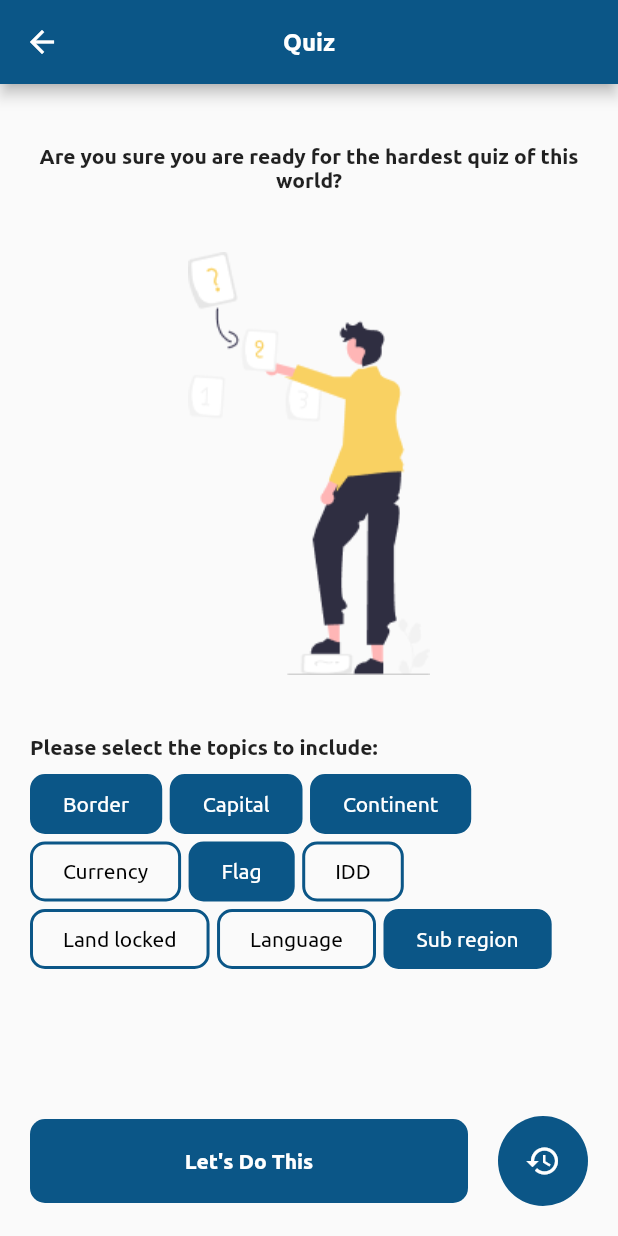
After one commit to dipanshparmar/world-quiz, a Flutter app: the QuizPage screen opened by its route, on a phone screen of 412 x 824 dp. The commit adds this screen. Run offline on Flutter 3.47's test engine with Material 2 defaults, Android fonts, the phone set to English and light mode, and no system bars; our stand-ins replace webview_flutter; network calls fail.

Commit message:
added quiz start screen

```diff
--- a/lib/main.dart
+++ b/lib/main.dart
@@ -31,6 +31,9 @@ class MyApp extends StatelessWidget {
         ChangeNotifierProvider(
           create: (context) => CountriesProvider(),
         ),
+        ChangeNotifierProvider(
+          create: (context) => QuizProvider(),
+        )
       ],
       child: MaterialApp(
         debugShowCheckedModeBanner: false,
@@ -45,6 +48,7 @@ class MyApp extends StatelessWidget {
           CountryPage.routeName: (context) => const CountryPage(),
           WebView.routeName: (context) => const WebView(),
           SearchPage.routeName: (context) => const SearchPage(),
+          QuizPage.routeName: (context) => const QuizPage(),
         },
       ),
     );
--- a/lib/pages/home_page.dart
+++ b/lib/pages/home_page.dart
@@ -186,6 +186,21 @@ class _HomePageState extends State<HomePage> {
           }
         },
       ),
+      floatingActionButton: Consumer<CountriesProvider>(
+        builder: ((context, value, child) {
+          if (value.isDataLoaded()) {
+            return FloatingActionButton(
+              backgroundColor: Theme.of(context).primaryColor,
+              onPressed: () {
+                Navigator.of(context).pushNamed(QuizPage.routeName);
+              },
+              child: const Icon(Icons.quiz),
+            );
+          }
+
+          return const SizedBox();
+        }),
+      ),
     );
   }
 
--- a/lib/pages/pages.dart
+++ b/lib/pages/pages.dart
@@ -2,3 +2,4 @@ export './home_page.dart';
 export './country_page.dart';
 export './web_view.dart';
 export './search_page.dart';
+export './quiz_page.dart';
--- /dev/null
+++ b/lib/pages/quiz_page.dart
@@ -0,0 +1,186 @@
+import 'package:countries/providers/providers.dart';
+import 'package:flutter/material.dart';
+import 'package:provider/provider.dart';
+import '../utils/enums/enums.dart';
+
+class QuizPage extends StatelessWidget {
+  const QuizPage({super.key});
+
+  static const String routeName = '/quiz-page';
+
+  @override
+  Widget build(BuildContext context) {
+    return Scaffold(
+      appBar: AppBar(
+        title: const Text('Quiz'),
+        centerTitle: true,
+      ),
+      body: SizedBox(
+        width: double.infinity,
+        child: Column(
+          children: [
+            Expanded(
+              child: SingleChildScrollView(
+                physics: const BouncingScrollPhysics(),
+                child: Column(
+                  children: [
+                    const SizedBox(
+                      height: 40,
+                    ),
+                    const Padding(
+                      padding: EdgeInsets.symmetric(horizontal: 20.0),
+                      child: Text(
+                        'Are you sure you are ready for the hardest quiz of this world?',
+                        textAlign: TextAlign.center,
+                        style: TextStyle(
+                          fontWeight: FontWeight.bold,
+                        ),
+                      ),
+                    ),
+                    const SizedBox(
+                      height: 40,
+                    ),
+                    Padding(
+                      padding: const EdgeInsets.symmetric(horizontal: 20.0),
+                      child: Image.asset('assets/images/quiz.png'),
+                    ),
+                    const SizedBox(
+                      height: 40,
+                    ),
+                    Container(
+                      width: double.infinity,
+                      margin: const EdgeInsets.symmetric(horizontal: 20),
+                      child: const Text(
+                        'Please select the topics to include:',
+                        style: TextStyle(
+                          fontWeight: FontWeight.bold,
+                        ),
+                      ),
+                    ),
+                    const SizedBox(
+                      height: 10,
+                    ),
+                    Container(
+                      width: double.infinity,
+                      padding: const EdgeInsets.symmetric(horizontal: 20),
+                      child: _buildQuizTypes(context),
+                    ),
+                  ],
+                ),
+              ),
+            ),
+            Padding(
+              padding: const EdgeInsets.all(20.0),
+              child: _buildBottomNav(context),
+            )
+          ],
+        ),
+      ),
+    );
+  }
+
+  Row _buildBottomNav(BuildContext context) {
+    return Row(
+      children: [
+        Expanded(
+          child: InkWell(
+            customBorder: RoundedRectangleBorder(
+              borderRadius: BorderRadius.circular(10),
+            ),
+            onTap: () {
+              // TODO: IMPLEMENT THIS
+            },
+            child: Container(
+              padding: const EdgeInsets.all(20),
+              decoration: BoxDecoration(
+                color: Theme.of(context).primaryColor,
+                borderRadius: BorderRadius.circular(10),
+              ),
+              child: const Center(
+                child: Text(
+                  'Let\'s Do This',
+                  style: TextStyle(
+                    color: Colors.white,
+                    fontWeight: FontWeight.bold,
+                  ),
+                ),
+              ),
+            ),
+          ),
+        ),
+        const SizedBox(
+          width: 20,
+        ),
+        InkWell(
+          customBorder: RoundedRectangleBorder(
+            borderRadius: BorderRadius.circular(50),
+          ),
+          onTap: () {
+            // TODO: IMPLEMENT THIS
+          },
+          child: Container(
+            decoration: BoxDecoration(
+              color: Theme.of(context).primaryColor,
+              borderRadius: BorderRadius.circular(50),
+            ),
+            padding: const EdgeInsets.all(18),
+            child: const Icon(
+              Icons.history,
+              color: Colors.white,
+            ),
+          ),
+        )
+      ],
+    );
+  }
+
+  Widget _buildQuizTypes(BuildContext context) {
+    return Consumer<QuizProvider>(
+      builder: ((context, value, child) {
+        // getting all the quiz types
+        final Map<String, QuizType> quizTypes = value.getQuizTypes();
+
+        // getting the active quiz types
+        final List<QuizType> activeQuizTypes = value.getActiveQuizTypes();
+
+        return Wrap(
+          spacing: 5,
+          runSpacing: 5,
+          children: quizTypes.entries.map((e) {
+            // deciding that whether the current type is active or not
+            final bool isActive = activeQuizTypes.contains(e.value);
+
+            return GestureDetector(
+              onTap: () {
+                // if is active then remove it, active it otherwise
+                isActive
+                    ? value.removeQuizType(e.value)
+                    : value.addQuizType(e.value);
+              },
+              child: Container(
+                padding: const EdgeInsets.symmetric(
+                  horizontal: 20,
+                  vertical: 10,
+                ),
+                decoration: BoxDecoration(
+                  borderRadius: BorderRadius.circular(10),
+                  color: isActive ? Theme.of(context).primaryColor : null,
+                  border: Border.all(
+                    width: 2,
+                    color: Theme.of(context).primaryColor,
+                  ),
+                ),
+                child: Text(
+                  e.key,
+                  style: TextStyle(
+                    color: isActive ? Colors.white : Colors.black,
+                  ),
+                ),
+              ),
+            );
+          }).toList(),
+        );
+      }),
+    );
+  }
+}
--- a/lib/providers/providers.dart
+++ b/lib/providers/providers.dart
@@ -1 +1,2 @@
 export './countries_provider.dart';
+export './quiz_provider.dart';
--- /dev/null
+++ b/lib/providers/quiz_provider.dart
@@ -0,0 +1,53 @@
+import 'package:flutter/foundation.dart';
+import '../utils/enums/enums.dart';
+
+class QuizProvider with ChangeNotifier {
+  // all the quiz types
+  final Map<String, QuizType> _quizTypes = {
+    'Border': QuizType.border,
+    'Capital': QuizType.capital,
+    'Continent': QuizType.continent,
+    'Currency': QuizType.currency,
+    'Flag': QuizType.flag,
+    'IDD': QuizType.idd,
+    'Land locked': QuizType.landlocked,
+    'Language': QuizType.language,
+    'Sub region': QuizType.subRegion,
+  };
+
+  // active quiz types, defaults to capital, continent, flag, sub region, border
+  final List<QuizType> _activeQuizTypes = [
+    QuizType.capital,
+    QuizType.continent,
+    QuizType.flag,
+    QuizType.subRegion,
+    QuizType.border,
+  ];
+
+  // method to get all the quiz types
+  Map<String, QuizType> getQuizTypes() {
+    return _quizTypes;
+  }
+
+  // method to get the active quiz types
+  List<QuizType> getActiveQuizTypes() {
+    return _activeQuizTypes;
+  }
+
+  // method to add the quiz type to the list
+  void addQuizType(QuizType type) {
+    // adding the type to the list
+    _activeQuizTypes.add(type);
+
+    // notifying the listeners
+    notifyListeners();
+  }
+
+  // method to remove the quiz type from the list
+  void removeQuizType(QuizType type) {
+    _activeQuizTypes.remove(type);
+
+    // notifying the listeners
+    notifyListeners();
+  }
+}
--- a/lib/utils/enums/enums.dart
+++ b/lib/utils/enums/enums.dart
@@ -1,2 +1,3 @@
 export './search_type.dart';
 export './filter_type.dart';
+export './quiz_type.dart';
--- /dev/null
+++ b/lib/utils/enums/quiz_type.dart
@@ -0,0 +1,11 @@
+enum QuizType {
+  capital,
+  subRegion,
+  continent,
+  idd,
+  currency,
+  language,
+  landlocked,
+  border,
+  flag
+}
--- a/pubspec.yaml
+++ b/pubspec.yaml
@@ -64,9 +64,8 @@ flutter:
   uses-material-design: true
 
   # To add assets to your application, add an assets section, like this:
-  # assets:
-  #   - images/a_dot_burr.jpeg
-  #   - images/a_dot_ham.jpeg
+  assets:
+    - assets/images/quiz.png
 
   # An image asset can refer to one or more resolution-specific "variants", see
   # https://flutter.dev/assets-and-images/#resolution-aware
```
Also changed, not shown: assets/images/quiz.png (added).
